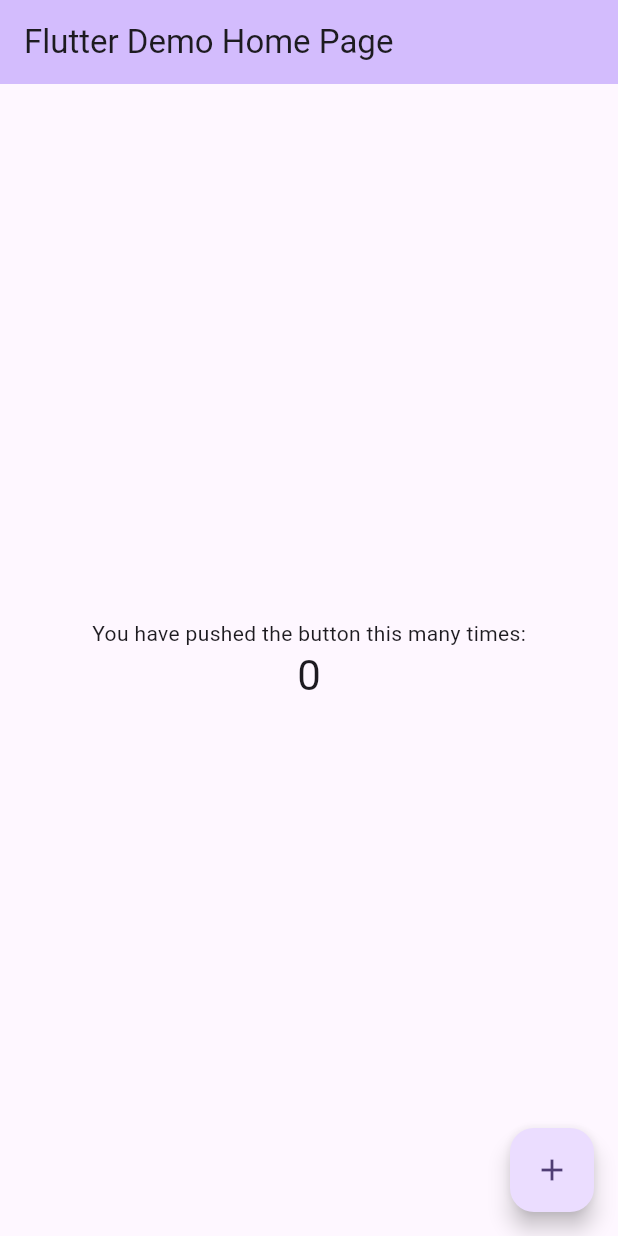
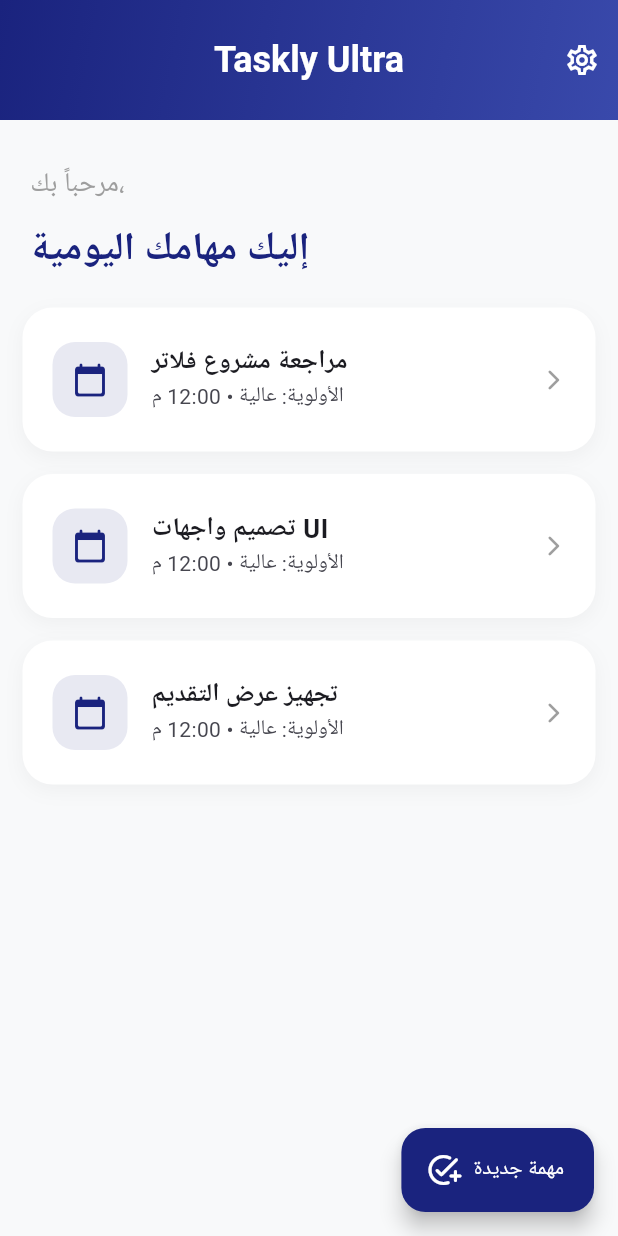
Before and after one commit to jwlmhnd5-hue/Taskly-Ultra-App, a Flutter app: the screen it shows after launch, on a phone screen of 412 x 824 dp. Run offline on Flutter 3.47's test engine with Material 3 defaults, Android fonts, the phone set to English and light mode, and no system bars.

Commit message:
final submission:professional task management UI

```diff
--- a/lib/main.dart
+++ b/lib/main.dart
@@ -1,122 +1,25 @@
 import 'package:flutter/material.dart';
+import 'screens/task_list_screen.dart';
 
 void main() {
-  runApp(const MyApp());
+  WidgetsFlutterBinding.ensureInitialized();
+  runApp(const TasklyApp());
 }
 
-class MyApp extends StatelessWidget {
-  const MyApp({super.key});
+class TasklyApp extends StatelessWidget {
+  const TasklyApp({super.key});
 
-  // This widget is the root of your application.
   @override
   Widget build(BuildContext context) {
     return MaterialApp(
-      title: 'Flutter Demo',
+      debugShowCheckedModeBanner: false,
+      title: 'Taskly Ultra',
       theme: ThemeData(
-        // This is the theme of your application.
-        //
-        // TRY THIS: Try running your application with "flutter run". You'll see
-        // the application has a purple toolbar. Then, without quitting the app,
-        // try changing the seedColor in the colorScheme below to Colors.green
-        // and then invoke "hot reload" (save your changes or press the "hot
-        // reload" button in a Flutter-supported IDE, or press "r" if you used
-        // the command line to start the app).
-        //
-        // Notice that the counter didn't reset back to zero; the application
-        // state is not lost during the reload. To reset the state, use hot
-        // restart instead.
-        //
-        // This works for code too, not just values: Most code changes can be
-        // tested with just a hot reload.
-        colorScheme: .fromSeed(seedColor: Colors.deepPurple),
+        useMaterial3: true,
+        // استخدام الألوان النظامية فقط بدون خطوط خارجية
+        colorScheme: ColorScheme.fromSeed(seedColor: const Color(0xFF1A237E)),
       ),
-      home: const MyHomePage(title: 'Flutter Demo Home Page'),
+      home: const TaskListScreen(),
     );
   }
 }
-
-class MyHomePage extends StatefulWidget {
-  const MyHomePage({super.key, required this.title});
-
-  // This widget is the home page of your application. It is stateful, meaning
-  // that it has a State object (defined below) that contains fields that affect
-  // how it looks.
-
-  // This class is the configuration for the state. It holds the values (in this
-  // case the title) provided by the parent (in this case the App widget) and
-  // used by the build method of the State. Fields in a Widget subclass are
-  // always marked "final".
-
-  final String title;
-
-  @override
-  State<MyHomePage> createState() => _MyHomePageState();
-}
-
-class _MyHomePageState extends State<MyHomePage> {
-  int _counter = 0;
-
-  void _incrementCounter() {
-    setState(() {
-      // This call to setState tells the Flutter framework that something has
-      // changed in this State, which causes it to rerun the build method below
-      // so that the display can reflect the updated values. If we changed
-      // _counter without calling setState(), then the build method would not be
-      // called again, and so nothing would appear to happen.
-      _counter++;
-    });
-  }
-
-  @override
-  Widget build(BuildContext context) {
-    // This method is rerun every time setState is called, for instance as done
-    // by the _incrementCounter method above.
-    //
-    // The Flutter framework has been optimized to make rerunning build methods
-    // fast, so that you can just rebuild anything that needs updating rather
-    // than having to individually change instances of widgets.
-    return Scaffold(
-      appBar: AppBar(
-        // TRY THIS: Try changing the color here to a specific color (to
-        // Colors.amber, perhaps?) and trigger a hot reload to see the AppBar
-        // change color while the other colors stay the same.
-        backgroundColor: Theme.of(context).colorScheme.inversePrimary,
-        // Here we take the value from the MyHomePage object that was created by
-        // the App.build method, and use it to set our appbar title.
-        title: Text(widget.title),
-      ),
-      body: Center(
-        // Center is a layout widget. It takes a single child and positions it
-        // in the middle of the parent.
-        child: Column(
-          // Column is also a layout widget. It takes a list of children and
-          // arranges them vertically. By default, it sizes itself to fit its
-          // children horizontally, and tries to be as tall as its parent.
-          //
-          // Column has various properties to control how it sizes itself and
-          // how it positions its children. Here we use mainAxisAlignment to
-          // center the children vertically; the main axis here is the vertical
-          // axis because Columns are vertical (the cross axis would be
-          // horizontal).
-          //
-          // TRY THIS: Invoke "debug painting" (choose the "Toggle Debug Paint"
-          // action in the IDE, or press "p" in the console), to see the
-          // wireframe for each widget.
-          mainAxisAlignment: .center,
-          children: [
-            const Text('You have pushed the button this many times:'),
-            Text(
-              '$_counter',
-              style: Theme.of(context).textTheme.headlineMedium,
-            ),
-          ],
-        ),
-      ),
-      floatingActionButton: FloatingActionButton(
-        onPressed: _incrementCounter,
-        tooltip: 'Increment',
-        child: const Icon(Icons.add),
-      ),
-    );
-  }
-}
--- a/lib/screens/task_list_screen.dart
+++ b/lib/screens/task_list_screen.dart
@@ -0,0 +1,131 @@
+import 'package:flutter/material.dart';
+// استيراد الشاشات الثلاث الأخرى لضمان عمل الروابط
+import 'add_edit_task_screen.dart';
+import 'settings_screen.dart';
+import 'task_detail_screen.dart';
+
+class TaskListScreen extends StatelessWidget {
+  const TaskListScreen({super.key});
+
+  @override
+  Widget build(BuildContext context) {
+    return Scaffold(
+      backgroundColor: const Color(0xFFF8F9FA),
+      appBar: AppBar(
+        toolbarHeight: 80,
+        flexibleSpace: Container(
+          decoration: const BoxDecoration(
+            gradient: LinearGradient(
+              colors: [Color(0xFF1A237E), Color(0xFF3949AB)], // تدرج أزرق فخم
+              begin: Alignment.topLeft,
+              end: Alignment.bottomRight,
+            ),
+          ),
+        ),
+        title: const Text(
+          'Taskly Ultra',
+          style: TextStyle(color: Colors.white, fontWeight: FontWeight.bold, fontSize: 24),
+        ),
+        centerTitle: true,
+        elevation: 0,
+        actions: [
+          IconButton(
+            icon: const Icon(Icons.settings_outlined, color: Colors.white),
+            onPressed: () {
+              // الانتقال لشاشة الإعدادات
+              Navigator.push(
+                context,
+                MaterialPageRoute(builder: (context) => const SettingsScreen()),
+              );
+            },
+          ),
+        ],
+      ),
+      body: SingleChildScrollView(
+        child: Column(
+          crossAxisAlignment: CrossAxisAlignment.start,
+          children: [
+            const Padding(
+              padding: EdgeInsets.fromLTRB(20, 30, 20, 10),
+              child: Text('مرحباً بك،', style: TextStyle(fontSize: 18, color: Colors.grey)),
+            ),
+            const Padding(
+              padding: EdgeInsets.symmetric(horizontal: 20),
+              child: Text(
+                'إليك مهامك اليومية',
+                style: TextStyle(fontSize: 26, fontWeight: FontWeight.bold, color: Color(0xFF1A237E)),
+              ),
+            ),
+            const SizedBox(height: 20),
+            // بناء قائمة المهام
+            ListView.builder(
+              shrinkWrap: true,
+              physics: const NeverScrollableScrollPhysics(),
+              padding: const EdgeInsets.symmetric(horizontal: 15),
+              itemCount: 3,
+              itemBuilder: (context, index) {
+                return _buildModernTaskCard(context, index);
+              },
+            ),
+          ],
+        ),
+      ),
+      floatingActionButton: FloatingActionButton.extended(
+        onPressed: () {
+          // الانتقال لشاشة إضافة مهمة (في أقل من 5 ثوانٍ كما في المتطلبات)
+          Navigator.push(
+            context,
+            MaterialPageRoute(builder: (context) => const AddEditTaskScreen()),
+          );
+        },
+        backgroundColor: const Color(0xFF1A237E),
+        icon: const Icon(Icons.add_task_rounded, color: Colors.white),
+        label: const Text('مهمة جديدة', style: TextStyle(color: Colors.white)),
+        shape: RoundedRectangleBorder(borderRadius: BorderRadius.circular(16)),
+      ),
+    );
+  }
+
+  Widget _buildModernTaskCard(BuildContext context, int index) {
+    List<String> tasks = ['مراجعة مشروع فلاتر', 'تصميم واجهات UI', 'تجهيز عرض التقديم'];
+    return Container(
+      margin: const EdgeInsets.only(bottom: 15),
+      decoration: BoxDecoration(
+        color: Colors.white,
+        borderRadius: BorderRadius.circular(20),
+        boxShadow: [
+          BoxShadow(
+            color: Colors.black.withOpacity(0.04),
+            blurRadius: 10,
+            offset: const Offset(0, 4),
+          ),
+        ],
+      ),
+      child: ListTile(
+        onTap: () {
+          // الانتقال لشاشة تفاصيل المهمة عند الضغط على البطاقة
+          Navigator.push(
+            context,
+            MaterialPageRoute(builder: (context) => const TaskDetailScreen()),
+          );
+        },
+        contentPadding: const EdgeInsets.symmetric(horizontal: 20, vertical: 12),
+        leading: Container(
+          width: 50,
+          height: 50,
+          decoration: BoxDecoration(
+            color: const Color(0xFF1A237E).withOpacity(0.1),
+            borderRadius: BorderRadius.circular(15),
+          ),
+          child: const Icon(Icons.calendar_today_rounded, color: Color(0xFF1A237E)),
+        ),
+        title: Text(
+          tasks[index],
+          style: const TextStyle(fontWeight: FontWeight.bold, fontSize: 17),
+        ),
+        subtitle: const Text('الأولوية: عالية • 12:00 م'),
+        trailing: const Icon(Icons.arrow_forward_ios_rounded, size: 16, color: Colors.grey),
+      ),
+    );
+  }
+}
```
Also changed, not shown: lib/screens/add_edit_task_screen.dart (+22 -0 lines), lib/screens/settings_screen.dart (+32 -0 lines), lib/screens/task_detail_screen.dart (+32 -0 lines).
